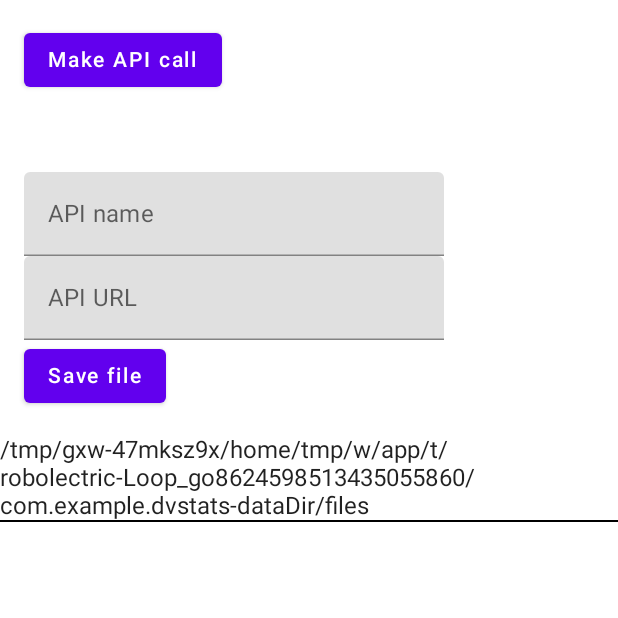
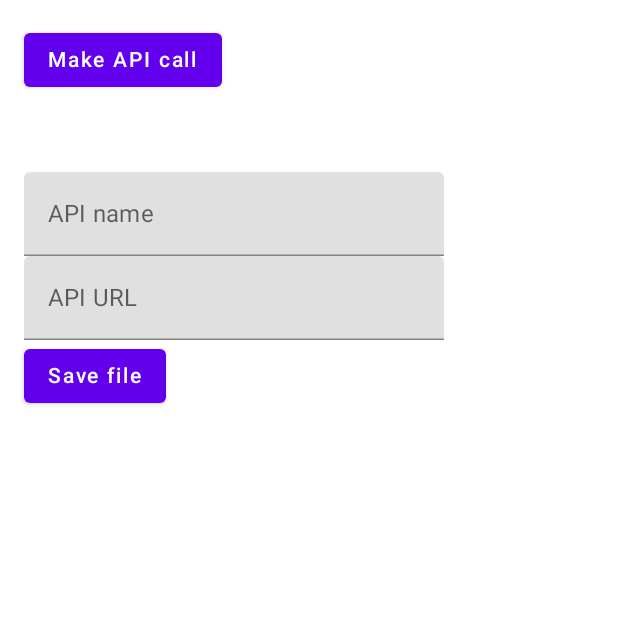
Before and after one commit to danevd-TCD/DVStats, an Android app built with Jetpack Compose: the screen it shows after launch (MainActivity), after a tap on "Save file", on a phone screen of 412 x 824 dp, the top half of it. Run offline under Robolectric (Android 15) with nearby library versions, the phone set to English and light mode, and no system bars; libraries missing offline, so code that uses them is left out: com.github.kittinunf.fuel; 1 other tap on this screen came first.

Commit message:
file scan now only looks for .json files

```diff
--- a/app/src/main/java/com/example/dvstats/MainActivity.kt
+++ b/app/src/main/java/com/example/dvstats/MainActivity.kt
@@ -69,7 +69,6 @@ fun MainApp(names: List<String> = List(15) {"Hello user #$it"}, i_userFiles: Lis
 }
 
 class MainActivity : ComponentActivity() {
-
     companion object {
         lateinit var instance: MainActivity
     }
@@ -93,7 +92,8 @@ fun writeTestText(inputFieldList:MutableList<String>){
     val file = File(MainActivity.instance.filesDir, filename)
     file.createNewFile()
     //writing json data here, code in syntax by hand or use gson/etc?
-    file.writeText(inputFieldList[1])
+    //DANGER!! Manually writing json syntax here, definitely use gson/Jsonreader after POC stage!!
+    file.writeText("{\n"+ "\"Name\":"+ "\"" + filename + "\",\n"+ "\"URL\":" + "\""+inputFieldList[1] +"\"" + "\n}")
 
 }
 
@@ -104,8 +104,9 @@ fun getDataDirFiles(getFilesContext: Context): List<String> {
         dataDir.mkdir()
     }
     val fileList = mutableListOf<String>()
-    //iterate through data directory and append each item name to fileList
-    dataDir.walk().forEach { fileList.add(it.toString()) }
+    //walk each file in dir, and look for .json files by reversing each string and scanning the last 5
+    //chars for ".json" backwards... there's got to be a more elegant way, but hey, it works for now
+    dataDir.walk().forEach { if (it.toString().reversed().substring(0,5) == "nosj.") {fileList.add(it.toString()) }}
 
     return fileList
 }
```
